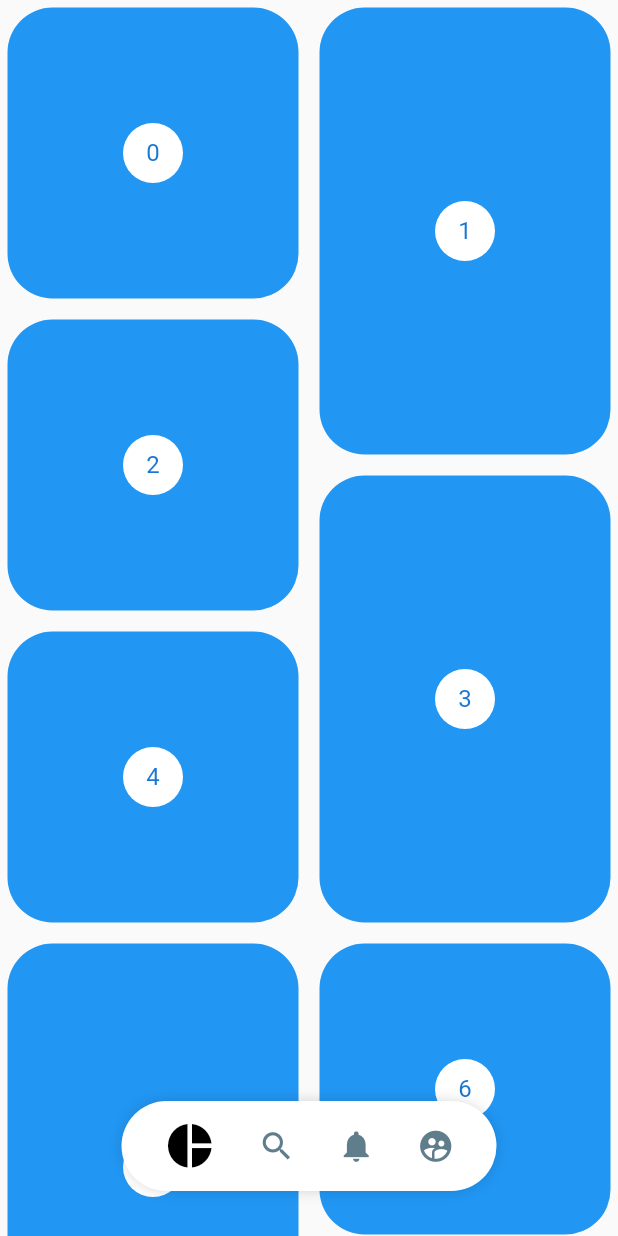
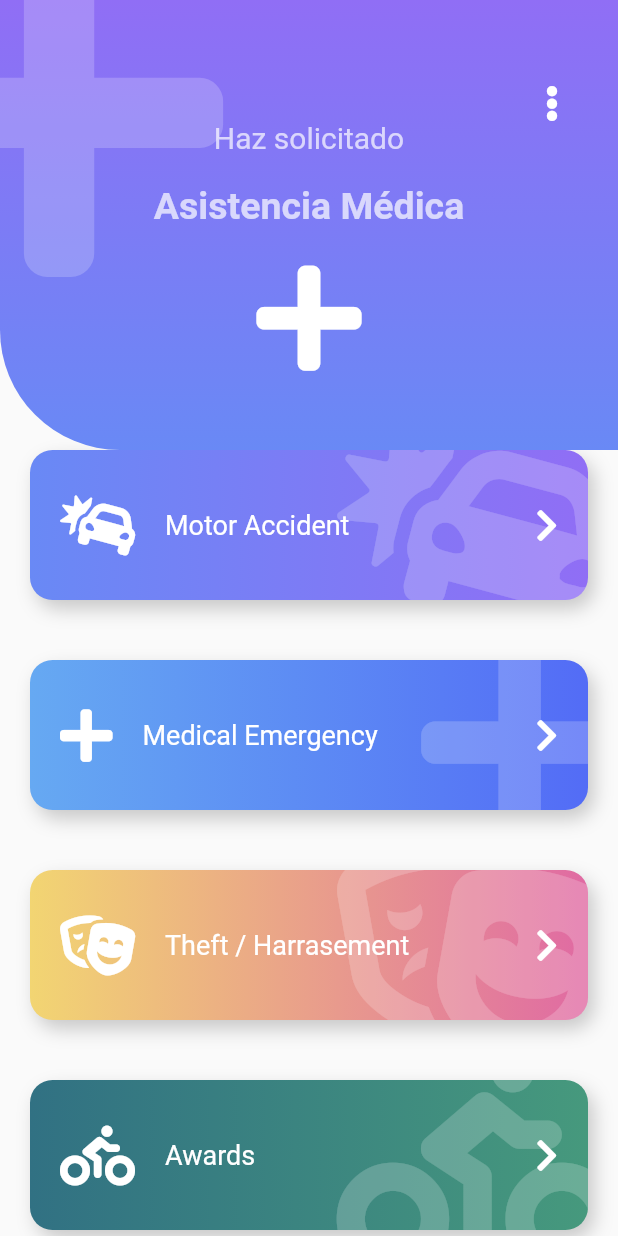
Before and after one commit to tinnit1/flutter-ui, a Flutter app: the screen it shows after launch, on a phone screen of 412 x 824 dp. Run offline on Flutter 3.47's test engine with Material 2 defaults, Android fonts, the phone set to English and light mode, and no system bars; our stand-ins replace animate_do, flutter_svg, font_awesome_flutter.

Commit message:
layouts button and header custom

```diff
--- a/lib/main.dart
+++ b/lib/main.dart
@@ -1,5 +1,6 @@
 import 'package:diseniosapp/src/labs/circular_progress_page.dart';
 import 'package:diseniosapp/src/labs/slidesshow_page.dart';
+import 'package:diseniosapp/src/pages/emergency_page.dart';
 import 'package:diseniosapp/src/pages/graficas_circulares_page.dart';
 import 'package:diseniosapp/src/pages/pinterest_page.dart';
 import 'package:diseniosapp/src/pages/slideshowPage_page.dart';
@@ -15,7 +16,7 @@ class MyApp extends StatelessWidget {
     return MaterialApp(
       debugShowCheckedModeBanner: false,
       title: 'Diseños App',
-      home: PinterestPage(),
+      home: EmergencyPage(),
     );
   }
 }
--- /dev/null
+++ b/lib/src/pages/emergency_page.dart
@@ -0,0 +1,146 @@
+import 'package:animate_do/animate_do.dart';
+import 'package:diseniosapp/src/widgets/boton_font.dart';
+import 'package:diseniosapp/src/widgets/headers.dart';
+import 'package:flutter/material.dart';
+import 'package:font_awesome_flutter/font_awesome_flutter.dart';
+
+class ItemBoton {
+  final IconData icon;
+  final String texto;
+  final Color color1;
+  final Color color2;
+
+  ItemBoton(this.icon, this.texto, this.color1, this.color2);
+}
+
+class EmergencyPage extends StatelessWidget {
+  @override
+  Widget build(BuildContext context) {
+    final items = <ItemBoton>[
+      new ItemBoton(FontAwesomeIcons.carCrash, 'Motor Accident',
+          Color(0xff6989F5), Color(0xff906EF5)),
+      new ItemBoton(FontAwesomeIcons.plus, 'Medical Emergency',
+          Color(0xff66A9F2), Color(0xff536CF6)),
+      new ItemBoton(FontAwesomeIcons.theaterMasks, 'Theft / Harrasement',
+          Color(0xffF2D572), Color(0xffE06AA3)),
+      new ItemBoton(FontAwesomeIcons.biking, 'Awards', Color(0xff317183),
+          Color(0xff46997D)),
+      new ItemBoton(FontAwesomeIcons.carCrash, 'Motor Accident',
+          Color(0xff6989F5), Color(0xff906EF5)),
+      new ItemBoton(FontAwesomeIcons.plus, 'Medical Emergency',
+          Color(0xff66A9F2), Color(0xff536CF6)),
+      new ItemBoton(FontAwesomeIcons.theaterMasks, 'Theft / Harrasement',
+          Color(0xffF2D572), Color(0xffE06AA3)),
+      new ItemBoton(FontAwesomeIcons.biking, 'Awards', Color(0xff317183),
+          Color(0xff46997D)),
+      new ItemBoton(FontAwesomeIcons.carCrash, 'Motor Accident',
+          Color(0xff6989F5), Color(0xff906EF5)),
+      new ItemBoton(FontAwesomeIcons.plus, 'Medical Emergency',
+          Color(0xff66A9F2), Color(0xff536CF6)),
+      new ItemBoton(FontAwesomeIcons.theaterMasks, 'Theft / Harrasement',
+          Color(0xffF2D572), Color(0xffE06AA3)),
+      new ItemBoton(FontAwesomeIcons.biking, 'Awards', Color(0xff317183),
+          Color(0xff46997D)),
+    ];
+
+    List<Widget> itemMap = items
+        .map((item) => FadeInLeft(
+              duration: Duration(milliseconds: 200),
+              child: BotonFont(
+                icon: item.icon,
+                text: item.texto,
+                color1: item.color1,
+                color2: item.color2,
+                onPress: () {
+                  print('Click!');
+                },
+              ),
+            ))
+        .toList();
+
+    return Scaffold(
+        // backgroundColor: Colors.red,
+        body: Stack(
+      children: <Widget>[
+        Container(
+          margin: EdgeInsets.only(top: 200),
+          child: ListView(
+            physics: BouncingScrollPhysics(),
+            children: <Widget>[
+              SizedBox(height: 80),
+              ...itemMap,
+            ],
+          ),
+        ),
+        _Header()
+      ],
+    ));
+  }
+}
+
+class _Header extends StatelessWidget {
+  const _Header({
+    Key key,
+  }) : super(key: key);
+
+  @override
+  Widget build(BuildContext context) {
+    return Stack(
+      children: <Widget>[
+        IconHeader(
+            icon: FontAwesomeIcons.plus,
+            color1: Color(0xff906EF5),
+            color2: Color(0xff6989F5),
+            titulo: 'Asistencia Médica',
+            subtitulo: 'Haz solicitado'),
+        Positioned(
+            right: 0,
+            top: 45,
+            child: RawMaterialButton(
+              onPressed: () {},
+              shape: CircleBorder(),
+              child: FaIcon(
+                FontAwesomeIcons.ellipsisV,
+                color: Colors.white,
+              ),
+            ))
+      ],
+    );
+  }
+}
+
+class BotonFontTheme extends StatelessWidget {
+  const BotonFontTheme({
+    Key key,
+  }) : super(key: key);
+
+  @override
+  Widget build(BuildContext context) {
+    return BotonFont(
+      text: 'Motor Accident',
+      icon: FontAwesomeIcons.carCrash,
+      color1: Color(0xff6989f5),
+      color2: Color(0xff906ef5),
+      onPress: () {
+        print('object');
+      },
+    );
+  }
+}
+
+class PageHeader extends StatelessWidget {
+  const PageHeader({
+    Key key,
+  }) : super(key: key);
+
+  @override
+  Widget build(BuildContext context) {
+    return IconHeader(
+      icon: FontAwesomeIcons.plus,
+      subtitulo: 'Haz solicitado',
+      titulo: 'Asistencia Médica',
+      color1: Color(0xff526bf6),
+      color2: Color(0xff67acf2),
+    );
+  }
+}
--- /dev/null
+++ b/lib/src/widgets/boton_font.dart
@@ -0,0 +1,101 @@
+import 'package:flutter/material.dart';
+import 'package:font_awesome_flutter/font_awesome_flutter.dart';
+
+class BotonFont extends StatelessWidget {
+  final IconData icon;
+  final String text;
+  final Color color1;
+  final Color color2;
+  final Function onPress;
+
+  const BotonFont(
+      {this.icon = FontAwesomeIcons.circle,
+      @required this.text,
+      this.color1 = Colors.grey,
+      this.color2 = Colors.blueGrey,
+      @required this.onPress});
+  @override
+  Widget build(BuildContext context) {
+    return GestureDetector(
+      onTap: this.onPress,
+      child: Stack(
+        children: <Widget>[
+          _BotonFontBackground(this.icon, this.color1, this.color2),
+          Row(
+            mainAxisAlignment: MainAxisAlignment.center,
+            children: <Widget>[
+              SizedBox(
+                height: 140,
+                width: 40,
+              ),
+              FaIcon(this.icon, color: Colors.white, size: 40),
+              SizedBox(
+                width: 20,
+              ),
+              Expanded(
+                child: Text(this.text,
+                    style: TextStyle(color: Colors.white, fontSize: 18)),
+              ),
+              FaIcon(
+                FontAwesomeIcons.chevronRight,
+                color: Colors.white,
+              ),
+              SizedBox(
+                width: 40,
+              ),
+            ],
+          )
+        ],
+      ),
+    );
+  }
+}
+
+class _BotonFontBackground extends StatelessWidget {
+  final IconData icon;
+  final Color color1;
+  final Color color2;
+
+  const _BotonFontBackground(
+    this.icon,
+    this.color1,
+    this.color2,
+  );
+
+  @override
+  Widget build(BuildContext context) {
+    return Container(
+      child: ClipRRect(
+        borderRadius: BorderRadius.circular(15),
+        child: Stack(
+          children: <Widget>[
+            Positioned(
+                right: -20,
+                top: -20,
+                child: FaIcon(
+                  this.icon,
+                  size: 150,
+                  color: Colors.white.withOpacity(0.2),
+                ))
+          ],
+        ),
+      ),
+      width: double.infinity,
+      height: 100,
+      margin: EdgeInsets.all(20),
+      decoration: BoxDecoration(
+          color: Colors.red,
+          boxShadow: <BoxShadow>[
+            BoxShadow(
+                color: Colors.black.withOpacity(0.2),
+                offset: Offset(4, 6),
+                blurRadius: 10)
+          ],
+          borderRadius: BorderRadius.circular(15),
+          gradient: LinearGradient(colors: <Color>[
+            this.color1,
+            this.color2,
+          ])),
+    );
+  }
+}
--- a/lib/src/widgets/headers.dart
+++ b/lib/src/widgets/headers.dart
@@ -1,4 +1,5 @@
 import 'package:flutter/material.dart';
+import 'package:font_awesome_flutter/font_awesome_flutter.dart';
 
 class HeaderCuadrado extends StatelessWidget {
   @override
@@ -145,7 +146,8 @@ class _HeaderCurvoPainter extends CustomPainter {
     path.moveTo(0, 0); // lleva el pointer a dicha position sin pintar
     path.lineTo(0, size.height * 0.25);
     // x1, y1 pendiente x2, y2 point final
-    path.quadraticBezierTo(size.width * 0.5, size.height * 0.5, size.width, size.height * 0.25);
+    path.quadraticBezierTo(
+        size.width * 0.5, size.height * 0.5, size.width, size.height * 0.25);
     path.lineTo(size.width, 0);
     // canvas
     canvas.drawPath(path, paint);
@@ -176,8 +178,10 @@ class _HeaderWavePainter extends CustomPainter {
     path.moveTo(0, 0); // lleva el pointer a dicha position sin pintar
     path.lineTo(0, size.height * 0.25);
     // x1, y1 pendiente x2, y2 point final
-    path.quadraticBezierTo(size.width * 0.25, size.height * 0.35, size.width * 0.5, size.height * 0.25);
-    path.quadraticBezierTo(size.width * 0.75, size.height * 0.15, size.width, size.height * 0.25);
+    path.quadraticBezierTo(size.width * 0.25, size.height * 0.35,
+        size.width * 0.5, size.height * 0.25);
+    path.quadraticBezierTo(
+        size.width * 0.75, size.height * 0.15, size.width, size.height * 0.25);
     path.lineTo(size.width, 0);
     // canvas
     canvas.drawPath(path, paint);
@@ -193,25 +197,17 @@ class _HeaderWavePainter extends CustomPainter {
 class _HeaderWaveGradientPainter extends CustomPainter {
   @override
   void paint(Canvas canvas, Size size) {
-
-    final Rect rect = new Rect.fromCircle(
-      center: Offset(0, 55.0),
-      radius: 180
-    );
+    final Rect rect = new Rect.fromCircle(center: Offset(0, 55.0), radius: 180);
 
     final Gradient gradient = new LinearGradient(
       begin: Alignment.topCenter,
       end: Alignment.bottomCenter,
-      stops: [
-        0.0,
-        0.5,
-        1.0
+      stops: [0.0, 0.5, 1.0],
+      colors: <Color>[
+        Color(0XFF6D05E8),
+        Color(0XFFC012FF),
+        Color(0XFF6D05FA),
       ],
-      colors: <Color>[
-      Color(0XFF6D05E8),
-      Color(0XFFC012FF),
-      Color(0XFF6D05FA),
-    ],
     );
 
     final paint = Paint()..shader = gradient.createShader(rect);
@@ -229,8 +225,10 @@ class _HeaderWaveGradientPainter extends CustomPainter {
     path.moveTo(0, 0); // lleva el pointer a dicha position sin pintar
     path.lineTo(0, size.height * 0.25);
     // x1, y1 pendiente x2, y2 point final
-    path.quadraticBezierTo(size.width * 0.25, size.height * 0.35, size.width * 0.5, size.height * 0.25);
-    path.quadraticBezierTo(size.width * 0.75, size.height * 0.15, size.width, size.height * 0.25);
+    path.quadraticBezierTo(size.width * 0.25, size.height * 0.35,
+        size.width * 0.5, size.height * 0.25);
+    path.quadraticBezierTo(
+        size.width * 0.75, size.height * 0.15, size.width, size.height * 0.25);
     path.lineTo(size.width, 0);
     // canvas
     canvas.drawPath(path, paint);
@@ -242,3 +240,82 @@ class _HeaderWaveGradientPainter extends CustomPainter {
     return true;
   }
 }
+
+class IconHeader extends StatelessWidget {
+  final IconData icon;
+  final String titulo;
+  final String subtitulo;
+  final Color color1;
+  final Color color2;
+
+  const IconHeader(
+      {Key key,
+      @required this.icon,
+      @required this.titulo,
+      @required this.subtitulo,
+      this.color1 = Colors.grey,
+      this.color2 = Colors.blueGrey,});
+  @override
+  Widget build(BuildContext context) {
+    final Color colorwhite = Colors.white.withOpacity(0.7);
+    return Stack(
+      children: <Widget>[
+        _IconHeaderBackground(this.color1, this.color2),
+        Positioned(
+          top: -50,
+          left: -70,
+          child: FaIcon(this.icon,
+              size: 250, color: Colors.white.withOpacity(0.2)),
+        ),
+        Column(
+          children: <Widget>[
+            SizedBox(
+              height: 80,
+              width: double.infinity,
+            ),
+            Text(this.subtitulo,
+                style: TextStyle(fontSize: 20, color: colorwhite)),
+            SizedBox(
+              height: 20,
+            ),
+            Text(this.titulo,
+                style: TextStyle(
+                    fontSize: 25,
+                    color: colorwhite,
+                    fontWeight: FontWeight.bold)),
+            SizedBox(
+              height: 20,
+            ),
+            FaIcon(this.icon, size: 80, color: Colors.white)
+          ],
+        )
+      ],
+    );
+  }
+}
+
+class _IconHeaderBackground extends StatelessWidget {
+  final Color color1;
+  final Color color2;
+
+  _IconHeaderBackground(
+    this.color1, this.color2,
+  );
+
+  @override
+  Widget build(BuildContext context) {
+    return Container(
+      width: double.infinity,
+      height: 300,
+      decoration: BoxDecoration(
+          borderRadius: BorderRadius.only(bottomLeft: Radius.circular(80)),
+          gradient: LinearGradient(
+              begin: Alignment.topCenter,
+              end: Alignment.bottomCenter,
+              colors: <Color>[
+                this.color1,
+                this.color2,
+              ])),
+    );
+  }
+}
--- a/pubspec.yaml
+++ b/pubspec.yaml
@@ -26,6 +26,8 @@ dependencies:
   flutter_svg: ^0.17.4
   provider: ^4.0.5+1
   flutter_staggered_grid_view: ^0.3.0
+  font_awesome_flutter: ^8.8.1
+  animate_do: ^1.7.2
 
 dev_dependencies:
   flutter_test:
```
Also changed, not shown: pubspec.lock.
